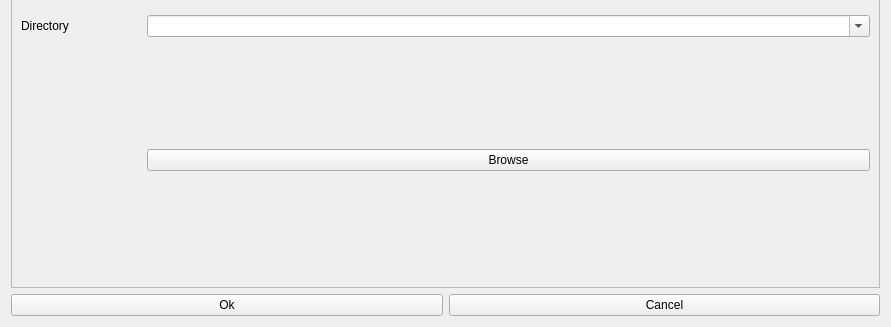
The window that DBWindow.ui (JohnBuckleyGitHub/PhotoDrop2) describes before a commit, drawn with Qt 5; both pictures show x 0 to 891 and y 560 to 887 of the 891 by 887 pixel window.
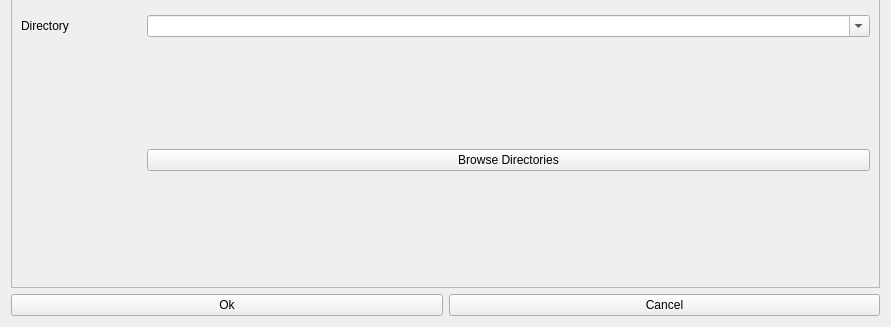
The same window after the commit. Custom widgets are drawn as their Qt base class.

Patch:
```diff
--- a/DBWindow.ui
+++ b/DBWindow.ui
@@ -176,7 +176,7 @@
       <item row="1" column="1">
        <widget class="QPushButton" name="pushButton">
         <property name="text">
-         <string>Browse</string>
+         <string>Browse Directories</string>
         </property>
        </widget>
       </item>
```
Left out of the diff: 8 changed lines with no effect on the pictures.
